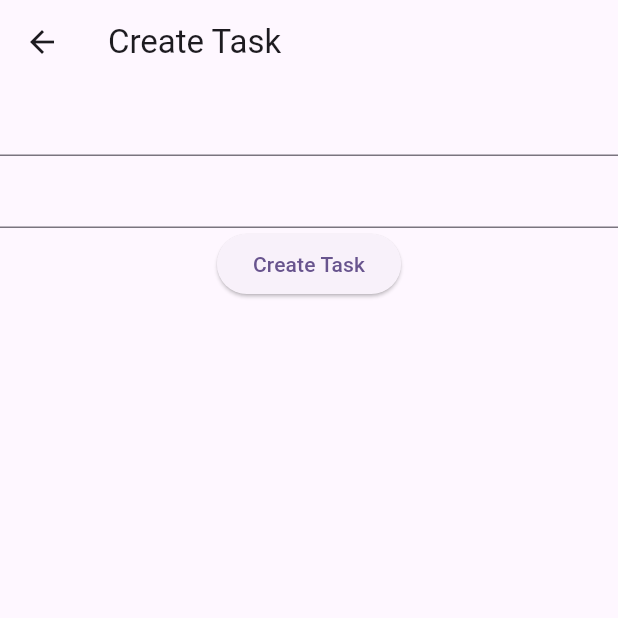
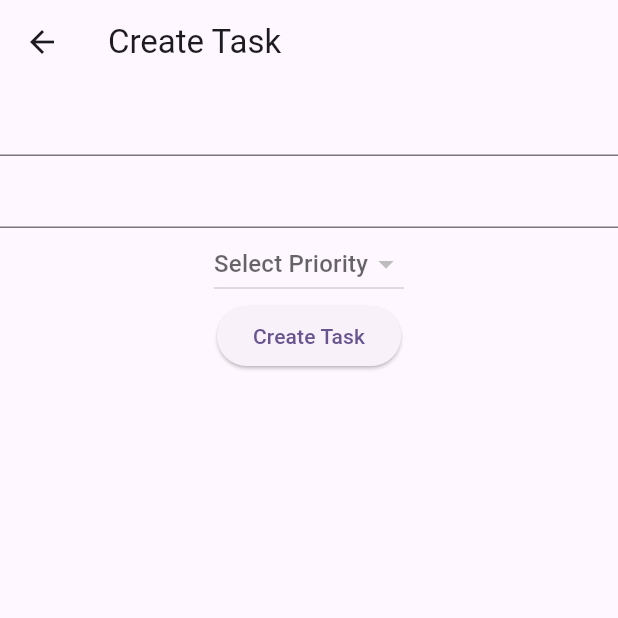
Before and after one commit to AbRehman536/Flutter_sec8_backend, a Flutter app: the CreateTask screen opened directly, on a phone screen of 412 x 824 dp, the top half of it. Run offline on Flutter 3.47's test engine with Material 3 defaults, Android fonts, the light colour scheme and no system bars; our stand-ins replace cloud_firestore, firebase_core; accounts and stored records are empty.

Commit message:
Get Priority done

```diff
--- a/lib/views/create_task.dart
+++ b/lib/views/create_task.dart
@@ -1,5 +1,7 @@
 import 'package:flutter/material.dart';
+import 'package:flutter_sec8_backend/model/priority.dart';
 import 'package:flutter_sec8_backend/model/task.dart';
+import 'package:flutter_sec8_backend/services/priority.dart';
 import 'package:flutter_sec8_backend/services/task.dart';
 
 class CreateTask extends StatefulWidget {
@@ -13,6 +15,16 @@ class _CreateTaskState extends State<CreateTask> {
   TextEditingController nameController = TextEditingController();
   TextEditingController descriptionController = TextEditingController();
   bool isLoading = false;
+  List<PriorityModel> priorityList = [];
+  PriorityModel? _selectedPriority;
+  @override
+  void initState(){
+    PriorityServices().getPriorities().then((value){
+      priorityList = value;
+      setState(() {});
+     super.initState();
+    });
+  }
   @override
   Widget build(BuildContext context) {
     return Scaffold(
@@ -22,6 +34,16 @@ class _CreateTaskState extends State<CreateTask> {
       body: Column(children: [
         TextField(controller: nameController,),
         TextField(controller: descriptionController,),
+        DropdownButton(
+            hint: Text("Select Priority"),
+            value: _selectedPriority,
+            items: priorityList.map((e){
+              return DropdownMenuItem(child: Text(e.toString()));
+            }).toList(),
+            onChanged: (value){
+              _selectedPriority = value;
+              setState(() {});
+            }),
         isLoading ? Center(child: CircularProgressIndicator(),)
         :ElevatedButton(onPressed: ()async{
           try{
```
Also changed, not shown: lib/views/get_all_priority.dart (added, +53 -0 lines), lib/views/get_priority_task.dart (added, +34 -0 lines).
